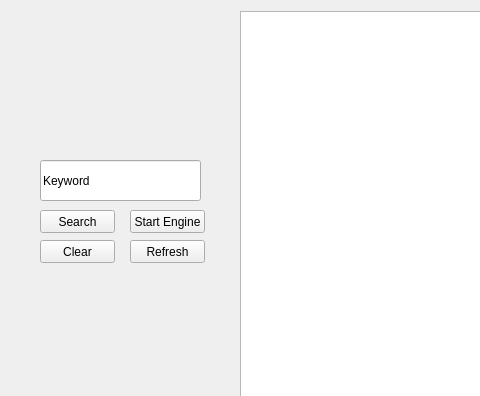
Above: gui/app.ui from dewy413/Scrappy before the change; both pictures show x 0 to 480 and y 0 to 396 of the 800 by 600 pixel window. Below: the same form after it.
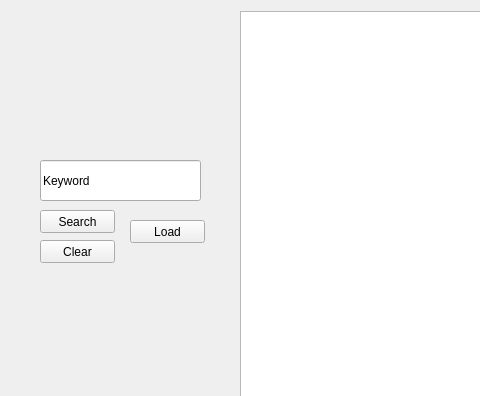
That is the form after the change.

Diff of the .ui file:
```diff
--- a/gui/app.ui
+++ b/gui/app.ui
@@ -72,26 +72,13 @@
     <property name="geometry">
      <rect>
       <x>130</x>
-      <y>240</y>
+      <y>220</y>
       <width>75</width>
       <height>23</height>
      </rect>
     </property>
     <property name="text">
-     <string>Refresh</string>
-    </property>
-   </widget>
-   <widget class="QPushButton" name="startButton">
-    <property name="geometry">
-     <rect>
-      <x>130</x>
-      <y>210</y>
-      <width>75</width>
-      <height>23</height>
-     </rect>
-    </property>
-    <property name="text">
-     <string>Start Engine</string>
+     <string>Load</string>
     </property>
    </widget>
    <widget class="QPushButton" name="clearButton">
```
